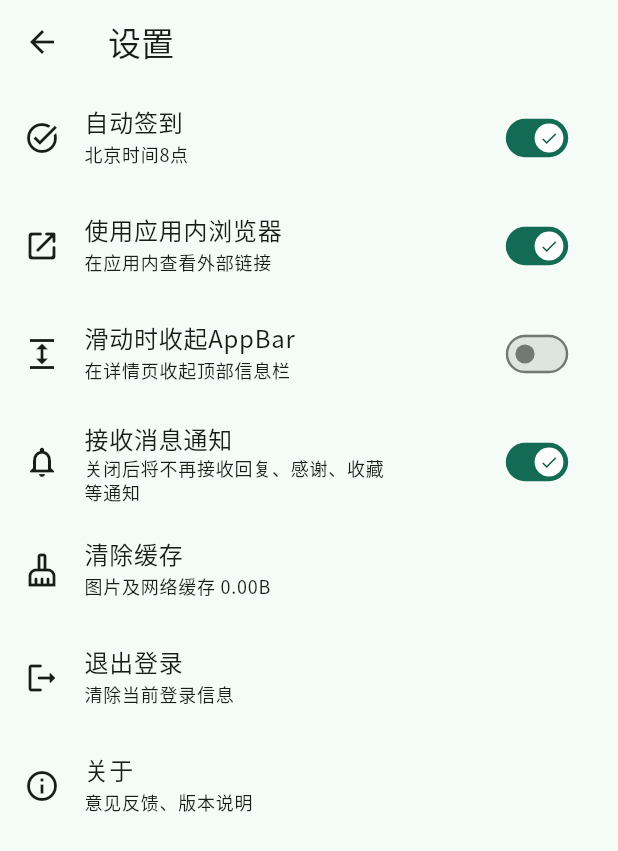
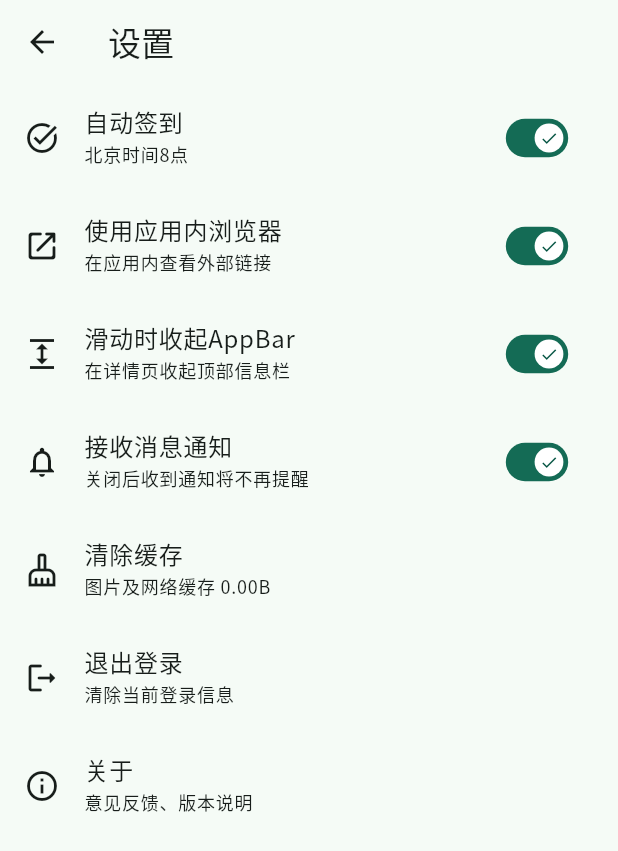
Before and after one commit to guozhigq/flutter_v2ex, a Flutter app: the SettingPage screen opened by its route, after a tap on "滑动时收起AppBar", on a phone screen of 412 x 824 dp. Shown: the top 851 px of the screen. Run offline on Flutter 3.47's test engine with Material 2 defaults, Android fonts, the phone set to English and light mode, and no system bars; drawn by our look-alikes of dynamic_color; our stand-ins replace cached_network_image, cookie_jar, device_info_plus, dio, dio_cookie_manager, easy_refresh and 11 more; missing offline and left inert: dio_http2_adapter, dio_http_cache, extended_tabs, flutter_html_iframe, flutter_inappwebview, quick_actions and 1 more; accounts and stored records are empty.

Commit message:
退出登录刷新回首页

```diff
--- a/lib/pages/page_setting.dart
+++ b/lib/pages/page_setting.dart
@@ -1,4 +1,5 @@
 import 'dart:io';
+import 'package:flutter_v2ex/pages/page_home.dart';
 import 'package:flutter_v2ex/utils/login.dart';
 import 'package:get/get.dart';
 import 'package:flutter/material.dart';
@@ -19,13 +20,13 @@ class SettingPage extends StatefulWidget {
 }
 
 class _SettingPageState extends State<SettingPage> {
-  bool autoSign = GStorage().getAutoSign(); // 自动签到
-  bool materialColor = true; // 动态去色
-  bool linkOpenInApp = GStorage().getLinkOpenInApp();
-  bool loginStatus = GStorage().getLoginStatus();
-  String cacheSize = '';
-  bool expendAppBar = GStorage().getExpendAppBar();
-  bool noticeOn = GStorage().getNoticeOn();
+  late bool autoSign = GStorage().getAutoSign(); // 自动签到
+  late bool materialColor = true; // 动态去色
+  late bool linkOpenInApp = GStorage().getLinkOpenInApp();
+  late bool loginStatus = GStorage().getLoginStatus();
+  late String cacheSize = '';
+  late bool expendAppBar = GStorage().getExpendAppBar();
+  late bool noticeOn = GStorage().getNoticeOn();
 
   @override
   void initState() {
@@ -35,11 +36,9 @@ class _SettingPageState extends State<SettingPage> {
     getCacheSize();
   }
 
-  void getCacheSize() async {
-    var res = await CacheManage().loadApplicationCache();
-    setState(() {
-      cacheSize = res;
-    });
+  Future<void> getCacheSize() async {
+    final res = await CacheManage().loadApplicationCache();
+    setState(() => cacheSize = res);
   }
 
   void onLogout() {
@@ -57,24 +56,16 @@ class _SettingPageState extends State<SettingPage> {
           TextButton(
               onPressed: () async {
                 Navigator.pop(context);
-
                 /// 删除cookie目录
                 try {
-                  // Directory directory = Directory(await Utils.getCookiePath());
-                  // await CacheManage().deleteDirectory(directory);
-                  // GStorage().setLoginStatus(false);
-                  // GStorage().setUserInfo({});
-                  // GStorage().setSignStatus('');
-                  // eventBus.emit('login', 'loginOut');
                   await Login.signOut();
-                  await DioRequestWeb.loginOut();
                   SmartDialog.showToast('已退出登录 ✅');
-                  await Request().get('/');
-                  if(context.mounted){
-                    Navigator.pop(context);
-                  }
+                  // await Request().get('/');
+                  // if(context.mounted){
+                  //   Navigator.pop(context);
+                  // }
+                  Get.offAll(const HomePage());
                 } catch (err) {
-                  print(err.toString());
                   SmartDialog.showToast(err.toString());
                 }
               },
@@ -157,7 +148,11 @@ class _SettingPageState extends State<SettingPage> {
           //   subtitle: Text('选择应用主题色', style: subTitleStyle),
           // ),
           ListTile(
-            onTap: () {},
+            onTap: () {
+              setState(() {
+                linkOpenInApp = !linkOpenInApp;
+              });
+            },
             leading: Icon(Icons.open_in_new_rounded, color: iconStyle),
             title: const Text('使用应用内浏览器'),
             subtitle: Text('在应用内查看外部链接', style: subTitleStyle),
@@ -182,7 +177,11 @@ class _SettingPageState extends State<SettingPage> {
             ),
           ),
           ListTile(
-            onTap: () {},
+            onTap: () {
+              setState(() {
+                expendAppBar = !expendAppBar;
+              });
+            },
             leading: Icon(Icons.expand, color: iconStyle),
             title: const Text('滑动时收起AppBar'),
             subtitle: Text('在详情页收起顶部信息栏', style: subTitleStyle),
@@ -207,10 +206,14 @@ class _SettingPageState extends State<SettingPage> {
             ),
           ),
           ListTile(
-            onTap: () {},
+            onTap: () {
+              setState(() {
+                noticeOn = !noticeOn;
+              });
+            },
             leading: Icon(Icons.notifications_none, color: iconStyle),
             title: const Text('接收消息通知'),
-            subtitle: Text('关闭后将不再接收回复、感谢、收藏\n等通知', style: subTitleStyle),
+            subtitle: Text('关闭后收到通知将不再提醒', style: subTitleStyle),
             trailing: Transform.scale(
               scale: 0.8,
               child: Switch(
```
